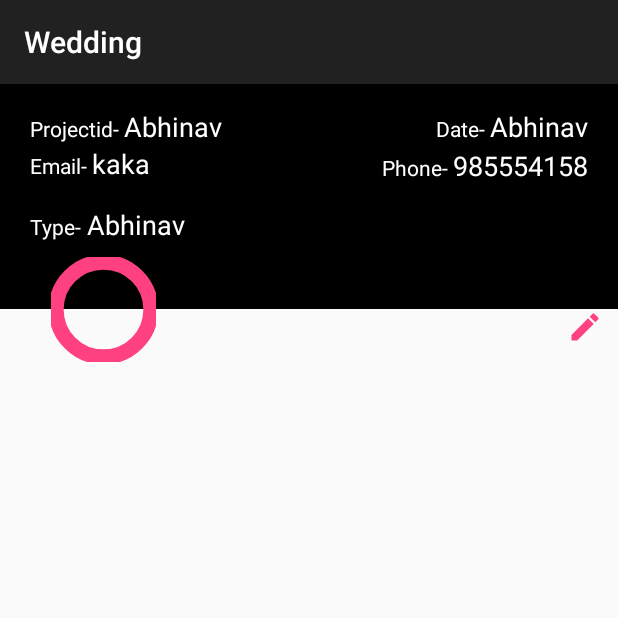
After one commit to abhigupta19/Wedding_app, an Android app: the Full_profile screen opened directly, with no data from a screen before it, on a phone screen of 412 x 824 dp, the top half of it. The commit adds this screen. Run offline under Robolectric (Android 15) with nearby library versions, the phone set to English and light mode, and no system bars.

Commit message:
work in event page

```diff
--- a/app/src/main/AndroidManifest.xml
+++ b/app/src/main/AndroidManifest.xml
@@ -9,7 +9,9 @@
         android:roundIcon="@mipmap/ic_launcher_round"
         android:supportsRtl="true"
         android:theme="@style/AppTheme">
-        <activity android:name=".Profile"></activity>
+        <activity android:name=".Full_profile">
+        </activity>
+        <activity android:name=".Profile" />
         <activity android:name=".Listcontact" />
         <activity android:name=".Extra_register" />
         <activity android:name=".MainActivity" />
@@ -40,10 +42,10 @@
                 android:resource="@xml/provider_paths" />
         </provider>
     </application>
-    <uses-permission android:name="android.permission.READ_CONTACTS" />
     <uses-permission android:name="android.permission.CAMERA" />
     <uses-permission android:name="android.permission.WRITE_EXTERNAL_STORAGE" />
-
     <uses-permission android:name="android.permission.READ_EXTERNAL_STORAGE" />
 
+    <uses-permission android:name="android.permission.READ_CONTACTS" />
+
 </manifest>
--- /dev/null
+++ b/app/src/main/java/com/example/wedding/Full_profile.java
@@ -0,0 +1,14 @@
+package com.example.wedding;
+
+import androidx.appcompat.app.AppCompatActivity;
+
+import android.os.Bundle;
+
+public class Full_profile extends AppCompatActivity {
+
+    @Override
+    protected void onCreate(Bundle savedInstanceState) {
+        super.onCreate(savedInstanceState);
+        setContentView(R.layout.activity_full_profile);
+    }
+}
--- a/app/src/main/java/com/example/wedding/ListAdapter.java
+++ b/app/src/main/java/com/example/wedding/ListAdapter.java
@@ -20,11 +20,15 @@ import androidx.recyclerview.widget.RecyclerView;
 public class ListAdapter extends RecyclerView.Adapter<ListAdapter.ViewHolder> {
     Context context;
     ArrayList<String> photos;
+    project_touch project_touch;
+
+
 
     public ListAdapter(Context context, ArrayList<String> photos) {
         this.context = context;
         this.photos = photos;
         Log.d("kfkfk", String.valueOf(photos.size()));
+
     }
 
     @NonNull
@@ -50,18 +54,19 @@ public class ListAdapter extends RecyclerView.Adapter<ListAdapter.ViewHolder> {
         return photos.size();
     }
 
-    public class ViewHolder extends RecyclerView.ViewHolder implements View.OnClickListener {
+    public class ViewHolder extends RecyclerView.ViewHolder  {
         ImageView imageView;
         public ViewHolder(@NonNull View itemView) {
             super(itemView);
               imageView=(ImageView)itemView.findViewById(R.id.photos);
-            itemView.setOnClickListener(this);
+              itemView.setOnClickListener(new View.OnClickListener() {
+                  @Override
+                  public void onClick(View view) {
+                      project_touch.touch(view,getPosition());
+                  }
+              });
         }
 
-        @Override
-        public void onClick(View view) {
 
-
-        }
     }
 }
--- a/app/src/main/java/com/example/wedding/Profile.java
+++ b/app/src/main/java/com/example/wedding/Profile.java
@@ -5,6 +5,7 @@ import androidx.appcompat.app.AppCompatActivity;
 import androidx.recyclerview.widget.LinearLayoutManager;
 import androidx.recyclerview.widget.RecyclerView;
 
+import android.content.Intent;
 import android.os.Bundle;
 import android.util.Log;
 import android.view.View;
@@ -20,7 +21,7 @@ import com.google.firebase.database.ValueEventListener;
 
 import java.util.ArrayList;
 
-public class Profile extends AppCompatActivity {
+public class Profile extends AppCompatActivity implements project_touch{
      ArrayList<String> name=new ArrayList<>();
     ArrayList<String> email=new ArrayList<>();
     ArrayList<String> phone=new ArrayList<>();
@@ -77,4 +78,16 @@ public class Profile extends AppCompatActivity {
 
        // ProfileAdapter profileAdapter=new ProfileAdapter(this,)
     }
+
+    @Override
+    public void touch(View View, int postion) {
+        Intent intent=new Intent(Profile.this,Full_profile.class);
+        intent.putExtra("name",name.get(postion));
+        intent.putExtra("email",email.get(postion));
+        intent.putExtra("projet_id",projectId.get(postion));
+        intent.putExtra("type_of",typeOf.get(postion));
+        intent.putExtra("date",date.get(postion));
+        intent.putExtra("phone",phone.get(postion));
+        startActivity(intent);
+    }
 }
--- /dev/null
+++ b/app/src/main/java/com/example/wedding/project_touch.java
@@ -0,0 +1,7 @@
+package com.example.wedding;
+
+import android.view.View;
+
+public interface project_touch {
+    void touch(View View,int postion);
+}
--- /dev/null
+++ b/app/src/main/res/drawable/ic_edit_black_24dp.xml
@@ -0,0 +1,5 @@
+<vector android:height="24dp" android:tint="#FF4081"
+    android:viewportHeight="24.0" android:viewportWidth="24.0"
+    android:width="24dp" xmlns:android="http://schemas.android.com/apk/res/android">
+    <path android:fillColor="#FF000000" android:pathData="M3,17.25V21h3.75L17.81,9.94l-3.75,-3.75L3,17.25zM20.71,7.04c0.39,-0.39 0.39,-1.02 0,-1.41l-2.34,-2.34c-0.39,-0.39 -1.02,-0.39 -1.41,0l-1.83,1.83 3.75,3.75 1.83,-1.83z"/>
+</vector>
--- /dev/null
+++ b/app/src/main/res/drawable/profile.xml
@@ -0,0 +1,12 @@
+<?xml version="1.0" encoding="utf-8"?>
+<shape xmlns:android="http://schemas.android.com/apk/res/android"
+    android:innerRadius="0dp"
+    android:shape="ring"
+    android:thicknessRatio="1.9"
+    android:useLevel="false" >
+    <solid android:color="@android:color/transparent" />
+
+    <stroke
+        android:width="10dp"
+        android:color="@color/primary_dark" />
+</shape>
--- /dev/null
+++ b/app/src/main/res/layout/activity_full_profile.xml
@@ -0,0 +1,187 @@
+<?xml version="1.0" encoding="utf-8"?>
+<androidx.constraintlayout.widget.ConstraintLayout xmlns:android="http://schemas.android.com/apk/res/android"
+    xmlns:app="http://schemas.android.com/apk/res-auto"
+    xmlns:tools="http://schemas.android.com/tools"
+    android:layout_width="match_parent"
+    android:layout_height="match_parent">
+
+    <ImageView
+        android:id="@+id/imageView4"
+        android:layout_width="0dp"
+        android:layout_height="150dp"
+        android:background="@color/black"
+        app:layout_constraintBottom_toTopOf="@id/guideline"
+        app:layout_constraintStart_toStartOf="parent"
+        app:layout_constraintEnd_toEndOf="parent"
+        app:layout_constraintTop_toTopOf="parent"
+        app:layout_constraintVertical_bias="0.0" />
+
+    <androidx.constraintlayout.widget.Guideline
+        android:id="@+id/guideline"
+        android:layout_width="0dp"
+        android:layout_height="0dp"
+        android:orientation="horizontal"
+        app:layout_constraintGuide_begin="150dp"
+
+
+    />
+
+    <ImageView
+        android:id="@+id/imageView_upper"
+        android:layout_width="70dp"
+        android:layout_height="70dp"
+
+        app:layout_constraintStart_toStartOf="parent"
+        app:layout_constraintEnd_toEndOf="parent"
+        app:layout_constraintHorizontal_bias="0.1"
+        app:layout_constraintTop_toTopOf="@id/guideline"
+        app:layout_constraintBottom_toBottomOf="@id/guideline"
+        android:background="@drawable/profile"/>
+    <TextView
+        android:layout_width="wrap_content"
+        android:layout_height="wrap_content"
+        android:text="Projectid- "
+        android:textColor="@color/white"
+        app:layout_constraintLeft_toLeftOf="parent"
+        app:layout_constraintTop_toTopOf="parent"
+        android:layout_margin="20dp"
+        android:id="@+id/nameT"
+        ></TextView>
+
+    <EditText
+        android:layout_width="wrap_content"
+        android:layout_height="wrap_content"
+        android:id="@+id/projectId"
+        android:text="Abhinav"
+        android:editable="false"
+        app:layout_constraintTop_toTopOf="parent"
+        app:layout_constraintLeft_toRightOf="@id/nameT"
+        android:textColor="@color/white"
+        android:background="@android:color/transparent"
+        app:layout_constraintBaseline_toBaselineOf="@id/nameT"
+        android:layout_marginTop="20dp"
+
+        ></EditText>
+    <TextView
+        android:layout_width="wrap_content"
+        android:layout_height="wrap_content"
+        android:text="Date- "
+        android:textColor="@color/white"
+        app:layout_constraintRight_toLeftOf="@id/date"
+        app:layout_constraintTop_toTopOf="parent"
+        android:layout_marginTop="20dp"
+        android:id="@+id/Date"
+        ></TextView>
+
+    <EditText
+        android:layout_width="wrap_content"
+        android:layout_height="wrap_content"
+        android:id="@+id/date"
+        android:text="Abhinav"
+        android:editable="false"
+        app:layout_constraintBaseline_toBaselineOf="@id/Date"
+        app:layout_constraintTop_toTopOf="parent"
+        app:layout_constraintRight_toRightOf="parent"
+        android:textColor="@color/white"
+        android:background="@android:color/transparent"
+        android:layout_margin="20dp"
+
+        ></EditText>
+    <TextView
+        android:layout_width="wrap_content"
+        android:layout_height="wrap_content"
+        android:text="Email- "
+        android:textColor="@color/white"
+        app:layout_constraintLeft_toLeftOf="parent"
+        app:layout_constraintTop_toBottomOf="@id/nameT"
+        android:layout_marginTop="5dp"
+        android:layout_marginLeft="20dp"
+        android:id="@+id/mail"
+        ></TextView>
+
+    <EditText
+        android:layout_width="wrap_content"
+        android:layout_height="wrap_content"
+        android:id="@+id/Mail"
+        android:text="kaka"
+        android:editable="false"
+        app:layout_constraintTop_toTopOf="@id/nameT"
+        app:layout_constraintLeft_toRightOf="@id/mail"
+
+        android:textColor="@color/white"
+        android:background="@android:color/transparent"
+        app:layout_constraintBaseline_toBaselineOf="@id/mail"
+        android:layout_marginTop="20dp"
+
+        ></EditText>
+    <TextView
+        android:layout_width="wrap_content"
+        android:layout_height="wrap_content"
+        android:text="Phone- "
+        android:textColor="@color/white"
+        app:layout_constraintRight_toLeftOf="@id/Phone"
+        app:layout_constraintTop_toBottomOf="@id/date"
+        android:layout_marginTop="5dp"
+        android:id="@+id/phone"
+        ></TextView>
+
+    <EditText
+        android:layout_width="wrap_content"
+        android:layout_height="wrap_content"
+        android:id="@+id/Phone"
+        android:text="985554158"
+        android:editable="false"
+        app:layout_constraintBaseline_toBaselineOf="@id/phone"
+        app:layout_constraintTop_toTopOf="@id/date"
+        app:layout_constraintRight_toRightOf="parent"
+        android:textColor="@color/white"
+        android:background="@android:color/transparent"
+        android:layout_margin="20dp"
+
+        ></EditText>
+    <TextView
+        android:layout_width="wrap_content"
+        android:layout_height="wrap_content"
+        android:text="Type- "
+        android:textColor="@color/white"
+        app:layout_constraintLeft_toLeftOf="parent"
+        app:layout_constraintTop_toBottomOf="@id/phone"
+        android:layout_marginTop="20dp"
+        android:layout_marginLeft="20dp"
+        android:id="@+id/type"
+        ></TextView>
+
+    <EditText
+        android:layout_width="wrap_content"
+        android:layout_height="wrap_content"
+        android:id="@+id/Type"
+        android:text="Abhinav"
+        android:editable="false"
+        app:layout_constraintBaseline_toBaselineOf="@id/type"
+        app:layout_constraintTop_toTopOf="@id/phone"
+        app:layout_constraintLeft_toRightOf="@id/type"
+        android:textColor="@color/white"
+        android:background="@android:color/transparent"
+
+
+        ></EditText>
+    <ImageView
+        android:layout_width="wrap_content"
+        android:layout_height="wrap_content"
+        android:src="@drawable/ic_edit_black_24dp"
+        app:layout_constraintRight_toRightOf="parent"
+        android:layout_marginRight="10dp"
+        app:layout_constraintTop_toBottomOf="@id/imageView4"></ImageView>
+<ListView
+    android:layout_width="match_parent"
+    android:layout_height="match_parent"
+    app:layout_constraintTop_toBottomOf="@id/imageView4"
+    app:layout_constraintLeft_toLeftOf="parent"
+    android:layout_marginTop="180dp"
+    android:id="@+id/list"
+    ></ListView>
+
+
+
+
+</androidx.constraintlayout.widget.ConstraintLayout>
```
